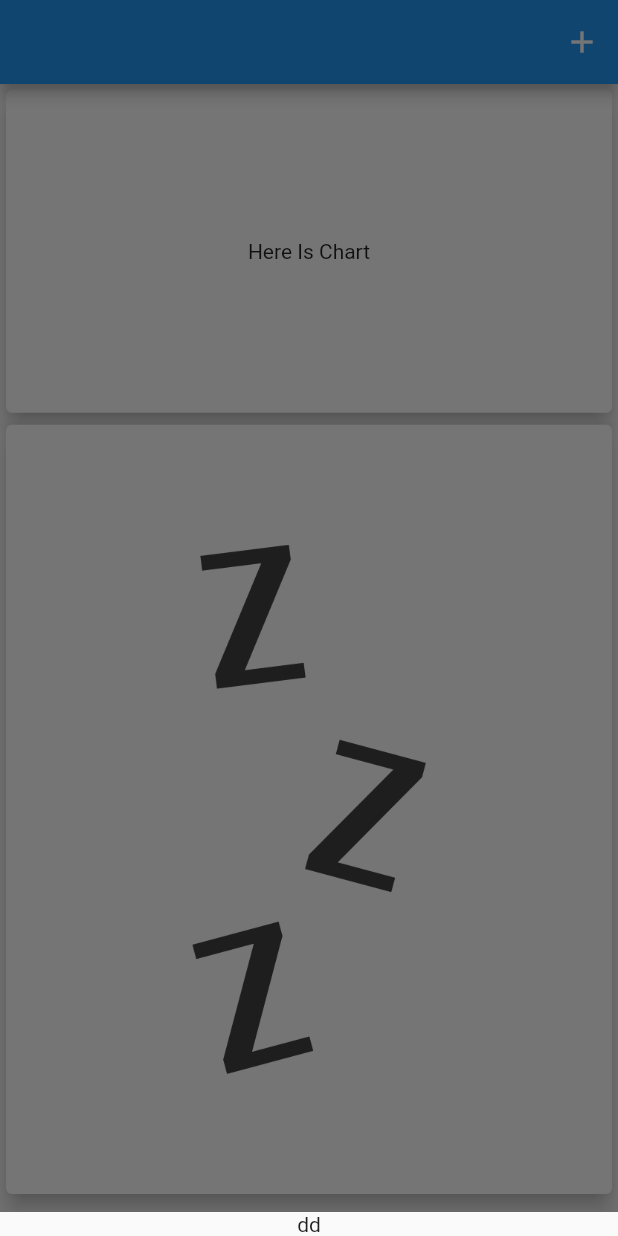
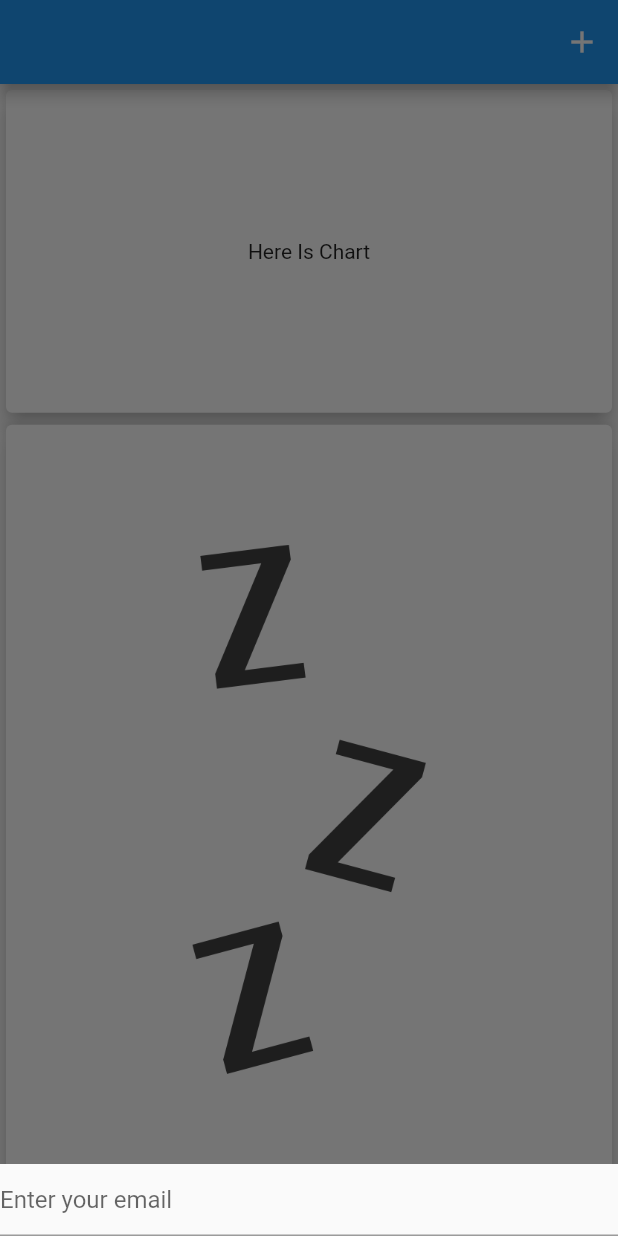
Before and after one commit to ananm9/proj42, a Flutter app: the screen it shows after launch, after a tap on the "add" icon, on a phone screen of 412 x 824 dp. Run offline on Flutter 3.47's test engine with Material 2 defaults, Android fonts, the phone set to English and light mode, and no system bars.

Commit message:
Third Commit

```diff
--- a/lib/main.dart
+++ b/lib/main.dart
@@ -4,9 +4,14 @@ import 'package:proj42/widget/newTransaction.dart';
 
 void main() => runApp(MaterialApp(home: RootWidget()));
 
-class RootWidget extends StatelessWidget {
+class RootWidget extends StatefulWidget {
   const RootWidget({Key? key}) : super(key: key);
 
+  @override
+  State<RootWidget> createState() => _RootWidgetState();
+}
+
+class _RootWidgetState extends State<RootWidget> {
   void addNewTansactionSheet(BuildContext ctx) {
     showModalBottomSheet(
         context: ctx,
--- a/lib/widget/newTransaction.dart
+++ b/lib/widget/newTransaction.dart
@@ -9,11 +9,17 @@ class NewTransactionWidget extends StatelessWidget {
     print('MediaQuery.of(context).viewInsets.bottom : ' +
         MediaQuery.of(context).viewInsets.bottom.toString());
     return Container(
-        child: Column(
-      mainAxisSize: MainAxisSize.min,
-      children: [
-        Text('dd'),
-      ],
+        child: Form(
+      child: Column(
+        mainAxisSize: MainAxisSize.min,
+        children: [
+          TextFormField(
+            decoration: const InputDecoration(
+              hintText: 'Enter your email',
+            ),
+          )
+        ],
+      ),
     ));
   }
 }
```
